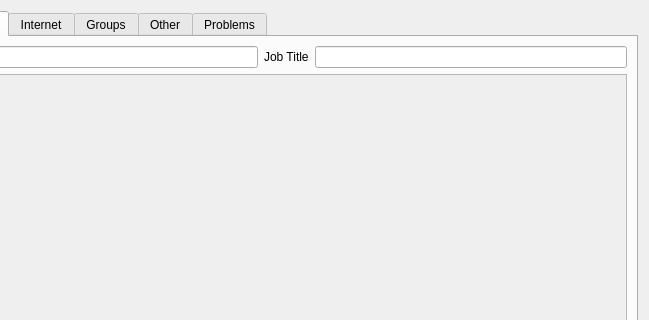
Before: the Qt Designer form app/contactdialog.ui in DarkHobbit/doublecontact, drawn with Qt 5; both pictures show x 151 to 800 and y 0 to 320 of the 800 by 580 pixel window.
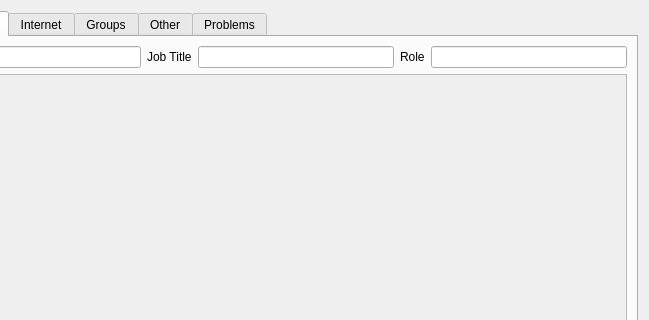
After: the same form once the commit is applied. The open tabs and pages were chosen to show the change. Icons and pictures are not drawn.

Commit message: ROLE tag added

Diff of the .ui file:
```diff
--- a/app/contactdialog.ui
+++ b/app/contactdialog.ui
@@ -349,6 +349,16 @@
          <item>
           <widget class="QLineEdit" name="leTitle"/>
          </item>
+         <item>
+          <widget class="QLabel" name="lbRole">
+           <property name="text">
+            <string>Role</string>
+           </property>
+          </widget>
+         </item>
+         <item>
+          <widget class="QLineEdit" name="leRole"/>
+         </item>
         </layout>
        </item>
        <item>
```
Left out of the diff: 8 changed lines with no effect on the pictures. The commit also changes 12 other files.
